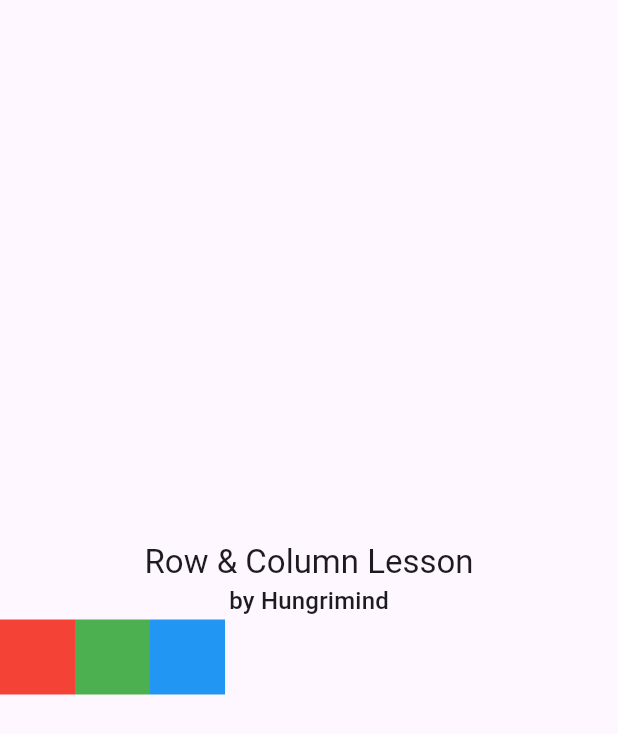
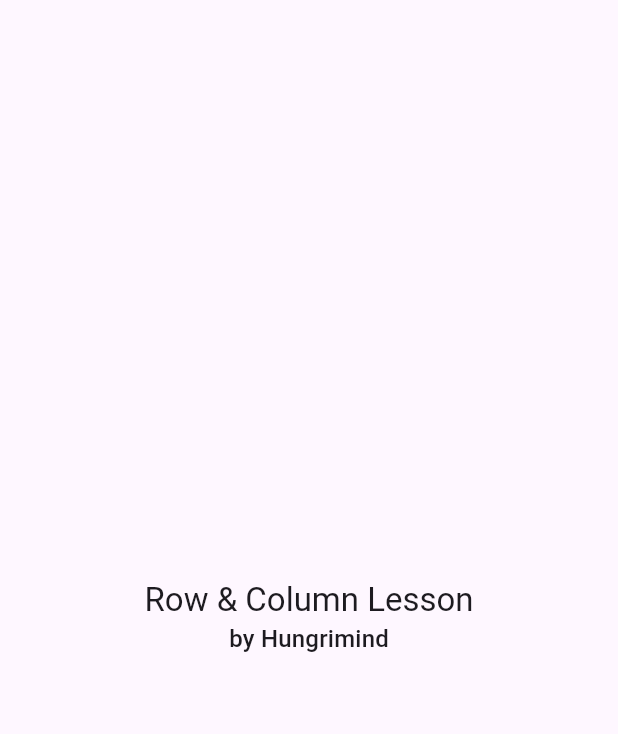
Before and after one commit to hungrimind/best-flutter, a Flutter app: the screen it shows after launch, on a phone screen of 412 x 824 dp. Shown: the top 734 px of the screen. Run offline on Flutter 3.47's test engine with Material 3 defaults, Android fonts, the phone set to English and light mode, and no system bars.

Commit message:
before: row-column

```diff
--- a/row_column/lib/demo.dart
+++ b/row_column/lib/demo.dart
@@ -10,15 +10,10 @@ class LayoutDemo extends StatelessWidget {
           mainAxisAlignment: MainAxisAlignment.center,
           children: [
             Text('Row & Column Lesson',
-                style: Theme.of(context).textTheme.titleLarge),
+                style: Theme.of(context).textTheme.titleLarge,
+            ),
             Text('by Hungrimind',
-                style: Theme.of(context).textTheme.titleMedium),
-            Row(
-              children: [
-                Container(width: 50, height: 50, color: Colors.red),
-                Container(width: 50, height: 50, color: Colors.green),
-                Container(width: 50, height: 50, color: Colors.blue),
-              ],
+                style: Theme.of(context).textTheme.titleMedium,
             ),
           ],
         ),
```
Also changed, not shown: 1 other file.
